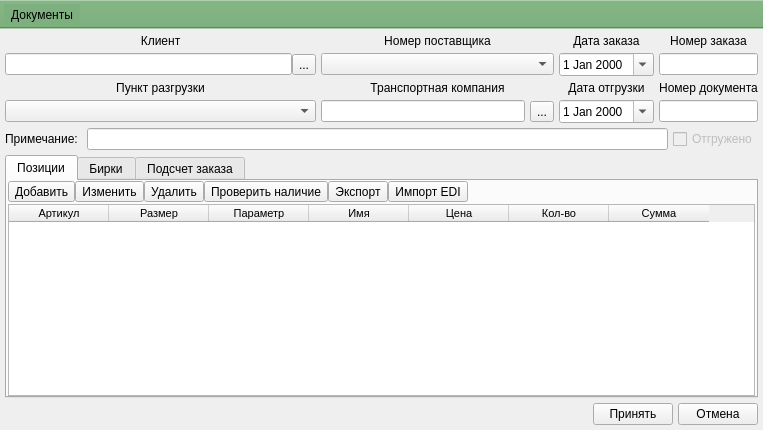
The window that ui/order.ui (Meller008/CRM-Avi) describes before a commit, drawn with Qt 5.
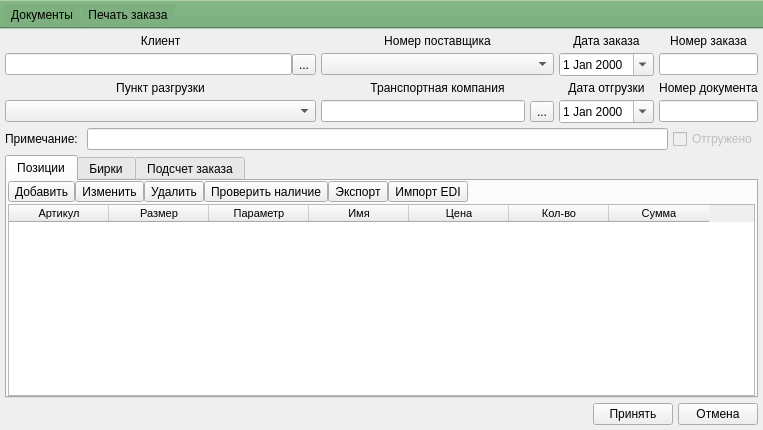
The same window after the commit.

Commit message: работа - Сделана печать заказов (Не тестировалось!)

```diff
--- a/ui/order.ui
+++ b/ui/order.ui
@@ -492,12 +492,18 @@
     <bool>false</bool>
    </attribute>
    <addaction name="pb_doc"/>
+   <addaction name="pb_print"/>
   </widget>
   <action name="pb_doc">
    <property name="text">
     <string>Документы</string>
    </property>
   </action>
+  <action name="pb_print">
+   <property name="text">
+    <string>Печать заказа</string>
+   </property>
+  </action>
  </widget>
  <tabstops>
   <tabstop>le_number_order</tabstop>
```
Left out of the diff: 17 changed lines with no effect on the pictures. The commit also changes 2 other files.
